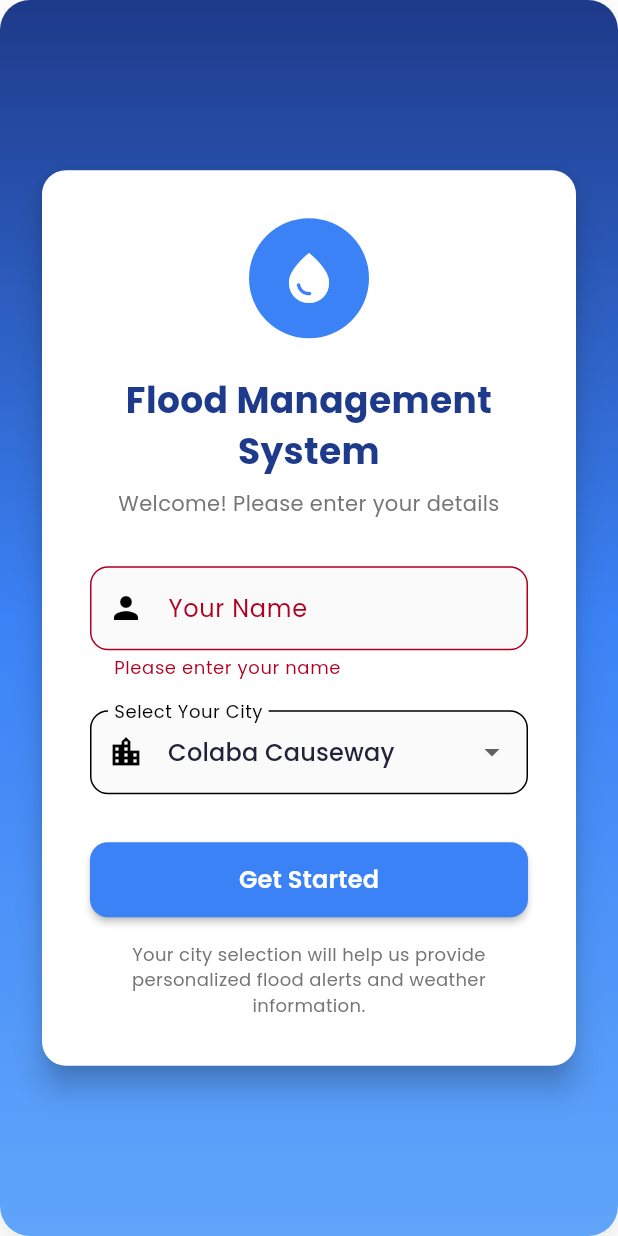
After one commit to AkashKeote/flood, a Flutter app: the screen it shows after launch, after a tap on "Get Started", on a phone screen of 412 x 824 dp. The commit adds this screen. Run offline on Flutter 3.47's test engine with Material 3 defaults, Android fonts, the light colour scheme and no system bars; our stand-ins replace google_fonts, google_maps_flutter, shared_preferences; accounts and stored records are empty; network calls fail.

Commit message:
Add complete authentication system with login, user management, and optimized data loading

```diff
--- a/lib/DashboardPage.dart
+++ b/lib/DashboardPage.dart
@@ -2,6 +2,7 @@ import 'package:flutter/material.dart';
 import 'package:google_fonts/google_fonts.dart';
 import 'models/flood_data.dart';
 import 'services/weather_service.dart';
+import 'services/user_service.dart';
 
 class DashboardPage extends StatefulWidget {
   const DashboardPage({super.key});
@@ -21,6 +22,9 @@ class _DashboardPageState extends State<DashboardPage> {
   void initState() {
     super.initState();
     _availableCities = WeatherService.getMumbaiCities();
+    _selectedCity = UserService.getSelectedCity().isNotEmpty
+        ? UserService.getSelectedCity()
+        : 'Andheri';
     _loadData();
   }
 
@@ -55,10 +59,11 @@ class _DashboardPageState extends State<DashboardPage> {
     _loadData();
   }
 
-  void _changeCity(String city) {
+  void _changeCity(String city) async {
     setState(() {
       _selectedCity = city;
     });
+    await UserService.updateSelectedCity(city);
     _loadData();
   }
 
@@ -89,7 +94,7 @@ class _DashboardPageState extends State<DashboardPage> {
                       crossAxisAlignment: CrossAxisAlignment.start,
                       children: [
                         Text(
-                          'Hello, Akash!\nStay safe this monsoon.',
+                          'Hello, ${UserService.getUserName().isNotEmpty ? UserService.getUserName() : 'User'}!\nStay safe this monsoon.',
                           style: GoogleFonts.poppins(
                             fontSize: 26,
                             fontWeight: FontWeight.bold,
--- /dev/null
+++ b/lib/LoginScreen.dart
@@ -0,0 +1,267 @@
+import 'package:flutter/material.dart';
+import 'package:google_fonts/google_fonts.dart';
+import 'services/user_service.dart';
+import 'services/weather_service.dart';
+import 'DashboardPage.dart';
+
+class LoginScreen extends StatefulWidget {
+  const LoginScreen({Key? key}) : super(key: key);
+
+  @override
+  State<LoginScreen> createState() => _LoginScreenState();
+}
+
+class _LoginScreenState extends State<LoginScreen> {
+  final _formKey = GlobalKey<FormState>();
+  final _nameController = TextEditingController();
+  String _selectedCity = '';
+  List<String> _availableCities = [];
+  bool _isLoading = false;
+
+  @override
+  void initState() {
+    super.initState();
+    _loadCities();
+  }
+
+  void _loadCities() {
+    _availableCities = WeatherService.getMumbaiCities();
+    if (_availableCities.isNotEmpty) {
+      _selectedCity = _availableCities[0];
+    }
+  }
+
+  Future<void> _login() async {
+    if (!_formKey.currentState!.validate()) return;
+
+    setState(() {
+      _isLoading = true;
+    });
+
+    try {
+      final success = await UserService.login(
+        _nameController.text.trim(),
+        _selectedCity,
+      );
+
+      if (success) {
+        if (mounted) {
+          Navigator.of(context).pushReplacement(
+            MaterialPageRoute(builder: (context) => const DashboardPage()),
+          );
+        }
+      } else {
+        if (mounted) {
+          ScaffoldMessenger.of(context).showSnackBar(
+            const SnackBar(
+              content: Text('Login failed. Please try again.'),
+              backgroundColor: Colors.red,
+            ),
+          );
+        }
+      }
+    } catch (e) {
+      if (mounted) {
+        ScaffoldMessenger.of(context).showSnackBar(
+          SnackBar(
+            content: Text('Error: $e'),
+            backgroundColor: Colors.red,
+          ),
+        );
+      }
+    } finally {
+      if (mounted) {
+        setState(() {
+          _isLoading = false;
+        });
+      }
+    }
+  }
+
+  @override
+  Widget build(BuildContext context) {
+    return Scaffold(
+      body: Container(
+        decoration: const BoxDecoration(
+          gradient: LinearGradient(
+            begin: Alignment.topCenter,
+            end: Alignment.bottomCenter,
+            colors: [
+              Color(0xFF1E3A8A),
+              Color(0xFF3B82F6),
+              Color(0xFF60A5FA),
+            ],
+          ),
+        ),
+        child: SafeArea(
+          child: Center(
+            child: SingleChildScrollView(
+              padding: const EdgeInsets.all(24.0),
+              child: Card(
+                elevation: 8,
+                shape: RoundedRectangleBorder(
+                  borderRadius: BorderRadius.circular(16),
+                ),
+                child: Padding(
+                  padding: const EdgeInsets.all(32.0),
+                  child: Form(
+                    key: _formKey,
+                    child: Column(
+                      mainAxisSize: MainAxisSize.min,
+                      children: [
+                        // App Logo/Icon
+                        Container(
+                          width: 80,
+                          height: 80,
+                          decoration: BoxDecoration(
+                            color: const Color(0xFF3B82F6),
+                            borderRadius: BorderRadius.circular(40),
+                          ),
+                          child: const Icon(
+                            Icons.water_drop,
+                            size: 40,
+                            color: Colors.white,
+                          ),
+                        ),
+                        const SizedBox(height: 24),
+
+                        // Title
+                        Text(
+                          'Flood Management System',
+                          style: GoogleFonts.poppins(
+                            fontSize: 24,
+                            fontWeight: FontWeight.bold,
+                            color: const Color(0xFF1E3A8A),
+                          ),
+                          textAlign: TextAlign.center,
+                        ),
+                        const SizedBox(height: 8),
+
+                        Text(
+                          'Welcome! Please enter your details',
+                          style: GoogleFonts.poppins(
+                            fontSize: 14,
+                            color: Colors.grey[600],
+                          ),
+                          textAlign: TextAlign.center,
+                        ),
+                        const SizedBox(height: 32),
+
+                        // Name Field
+                        TextFormField(
+                          controller: _nameController,
+                          decoration: InputDecoration(
+                            labelText: 'Your Name',
+                            hintText: 'Enter your full name',
+                            prefixIcon: const Icon(Icons.person),
+                            border: OutlineInputBorder(
+                              borderRadius: BorderRadius.circular(12),
+                            ),
+                            filled: true,
+                            fillColor: Colors.grey[50],
+                          ),
+                          validator: (value) {
+                            if (value == null || value.trim().isEmpty) {
+                              return 'Please enter your name';
+                            }
+                            return null;
+                          },
+                        ),
+                        const SizedBox(height: 20),
+
+                        // City Selection
+                        DropdownButtonFormField<String>(
+                          value: _selectedCity.isNotEmpty ? _selectedCity : null,
+                          decoration: InputDecoration(
+                            labelText: 'Select Your City',
+                            hintText: 'Choose your city',
+                            prefixIcon: const Icon(Icons.location_city),
+                            border: OutlineInputBorder(
+                              borderRadius: BorderRadius.circular(12),
+                            ),
+                            filled: true,
+                            fillColor: Colors.grey[50],
+                          ),
+                          items: _availableCities.map((String city) {
+                            return DropdownMenuItem<String>(
+                              value: city,
+                              child: Text(city),
+                            );
+                          }).toList(),
+                          onChanged: (String? newValue) {
+                            setState(() {
+                              _selectedCity = newValue ?? '';
+                            });
+                          },
+                          validator: (value) {
+                            if (value == null || value.isEmpty) {
+                              return 'Please select a city';
+                            }
+                            return null;
+                          },
+                        ),
+                        const SizedBox(height: 32),
+
+                        // Login Button
+                        SizedBox(
+                          width: double.infinity,
+                          height: 50,
+                          child: ElevatedButton(
+                            onPressed: _isLoading ? null : _login,
+                            style: ElevatedButton.styleFrom(
+                              backgroundColor: const Color(0xFF3B82F6),
+                              foregroundColor: Colors.white,
+                              shape: RoundedRectangleBorder(
+                                borderRadius: BorderRadius.circular(12),
+                              ),
+                              elevation: 2,
+                            ),
+                            child: _isLoading
+                                ? const SizedBox(
+                                    width: 20,
+                                    height: 20,
+                                    child: CircularProgressIndicator(
+                                      strokeWidth: 2,
+                                      valueColor: AlwaysStoppedAnimation<Color>(
+                                        Colors.white,
+                                      ),
+                                    ),
+                                  )
+                                : Text(
+                                    'Get Started',
+                                    style: GoogleFonts.poppins(
+                                      fontSize: 16,
+                                      fontWeight: FontWeight.w600,
+                                    ),
+                                  ),
+                          ),
+                        ),
+                        const SizedBox(height: 16),
+
+                        // Info Text
+                        Text(
+                          'Your city selection will help us provide personalized flood alerts and weather information.',
+                          style: GoogleFonts.poppins(
+                            fontSize: 12,
+                            color: Colors.grey[600],
+                          ),
+                          textAlign: TextAlign.center,
+                        ),
+                      ],
+                    ),
+                  ),
+                ),
+              ),
+            ),
+          ),
+        ),
+      ),
+    );
+  }
+
+  @override
+  void dispose() {
+    _nameController.dispose();
+    super.dispose();
+  }
+}
--- a/lib/main.dart
+++ b/lib/main.dart
@@ -8,8 +8,12 @@ import 'ProfilePage.dart';
 import 'dart:ui';
 import 'package:google_fonts/google_fonts.dart';
 import 'SplashScreen.dart';
+import 'LoginScreen.dart';
+import 'services/user_service.dart';
 
-void main() {
+void main() async {
+  WidgetsFlutterBinding.ensureInitialized();
+  await UserService.initialize();
   runApp(const FloodManagementApp());
 }
 
@@ -57,8 +61,31 @@ class FloodManagementApp extends StatelessWidget {
           foregroundColor: Color(0xFF22223B),
         ),
       ),
-      home: const ResponsiveWrapper(child: SplashScreen()),
+      home: const ResponsiveWrapper(child: AuthWrapper()),
       debugShowCheckedModeBanner: false,
+    );
+  }
+}
+
+class AuthWrapper extends StatelessWidget {
+  const AuthWrapper({super.key});
+
+  @override
+  Widget build(BuildContext context) {
+    return FutureBuilder<bool>(
+      future: Future.delayed(const Duration(seconds: 2), () => UserService.isLoggedIn),
+      builder: (context, snapshot) {
+        if (snapshot.connectionState == ConnectionState.waiting) {
+          return const SplashScreen();
+        }
+
+        final isLoggedIn = snapshot.data ?? false;
+        if (isLoggedIn) {
+          return const DashboardMaterial();
+        } else {
+          return const LoginScreen();
+        }
+      },
     );
   }
 }
--- /dev/null
+++ b/lib/models/user_data.dart
@@ -0,0 +1,60 @@
+class UserData {
+  final String name;
+  final String selectedCity;
+  final String? email;
+  final DateTime lastLogin;
+  final bool isLoggedIn;
+
+  UserData({
+    required this.name,
+    required this.selectedCity,
+    this.email,
+    required this.lastLogin,
+    required this.isLoggedIn,
+  });
+
+  UserData copyWith({
+    String? name,
+    String? selectedCity,
+    String? email,
+    DateTime? lastLogin,
+    bool? isLoggedIn,
+  }) {
+    return UserData(
+      name: name ?? this.name,
+      selectedCity: selectedCity ?? this.selectedCity,
+      email: email ?? this.email,
+      lastLogin: lastLogin ?? this.lastLogin,
+      isLoggedIn: isLoggedIn ?? this.isLoggedIn,
+    );
+  }
+
+  Map<String, dynamic> toJson() {
+    return {
+      'name': name,
+      'selectedCity': selectedCity,
+      'email': email,
+      'lastLogin': lastLogin.toIso8601String(),
+      'isLoggedIn': isLoggedIn,
+    };
+  }
+
+  factory UserData.fromJson(Map<String, dynamic> json) {
+    return UserData(
+      name: json['name'] ?? '',
+      selectedCity: json['selectedCity'] ?? '',
+      email: json['email'],
+      lastLogin: DateTime.parse(json['lastLogin']),
+      isLoggedIn: json['isLoggedIn'] ?? false,
+    );
+  }
+
+  factory UserData.empty() {
+    return UserData(
+      name: '',
+      selectedCity: '',
+      lastLogin: DateTime.now(),
+      isLoggedIn: false,
+    );
+  }
+}
--- /dev/null
+++ b/lib/services/user_service.dart
@@ -0,0 +1,126 @@
+import 'dart:convert';
+import 'package:shared_preferences/shared_preferences.dart';
+import '../models/user_data.dart';
+
+class UserService {
+  static const String _userKey = 'user_data';
+  static const String _isLoggedInKey = 'is_logged_in';
+
+  static UserData? _currentUser;
+  static bool _isInitialized = false;
+
+  // Get current user
+  static UserData? get currentUser => _currentUser;
+
+  // Check if user is logged in
+  static bool get isLoggedIn => _currentUser?.isLoggedIn ?? false;
+
+  // Initialize user service
+  static Future<void> initialize() async {
+    if (_isInitialized) return;
+
+    await _loadUserData();
+    _isInitialized = true;
+  }
+
+  // Load user data from storage
+  static Future<void> _loadUserData() async {
+    try {
+      final prefs = await SharedPreferences.getInstance();
+      final userJson = prefs.getString(_userKey);
+
+      if (userJson != null) {
+        final userMap = json.decode(userJson);
+        _currentUser = UserData.fromJson(userMap);
+      } else {
+        _currentUser = UserData.empty();
+      }
+    } catch (e) {
+      _currentUser = UserData.empty();
+    }
+  }
+
+  // Save user data to storage
+  static Future<void> _saveUserData() async {
+    try {
+      final prefs = await SharedPreferences.getInstance();
+      if (_currentUser != null) {
+        final userJson = json.encode(_currentUser!.toJson());
+        await prefs.setString(_userKey, userJson);
+        await prefs.setBool(_isLoggedInKey, _currentUser!.isLoggedIn);
+      }
+    } catch (e) {
+      print('Error saving user data: $e');
+    }
+  }
+
+  // Login user
+  static Future<bool> login(String name, String city) async {
+    try {
+      _currentUser = UserData(
+        name: name,
+        selectedCity: city,
+        lastLogin: DateTime.now(),
+        isLoggedIn: true,
+      );
+
+      await _saveUserData();
+      return true;
+    } catch (e) {
+      print('Error during login: $e');
+      return false;
+    }
+  }
+
+  // Logout user
+  static Future<void> logout() async {
+    try {
+      _currentUser = UserData.empty();
+      await _saveUserData();
+    } catch (e) {
+      print('Error during logout: $e');
+    }
+  }
+
+  // Update user's selected city
+  static Future<void> updateSelectedCity(String city) async {
+    if (_currentUser != null) {
+      _currentUser = _currentUser!.copyWith(selectedCity: city);
+      await _saveUserData();
+    }
+  }
+
+  // Update user profile
+  static Future<void> updateProfile(String name, String city) async {
+    if (_currentUser != null) {
+      _currentUser = _currentUser!.copyWith(
+        name: name,
+        selectedCity: city,
+        lastLogin: DateTime.now(),
+      );
+      await _saveUserData();
+    }
+  }
+
+  // Get user's selected city
+  static String getSelectedCity() {
+    return _currentUser?.selectedCity ?? '';
+  }
+
+  // Get user's name
+  static String getUserName() {
+    return _currentUser?.name ?? '';
+  }
+
+  // Clear all user data
+  static Future<void> clearUserData() async {
+    try {
+      final prefs = await SharedPreferences.getInstance();
+      await prefs.remove(_userKey);
+      await prefs.remove(_isLoggedInKey);
+      _currentUser = UserData.empty();
+    } catch (e) {
+      print('Error clearing user data: $e');
+    }
+  }
+}
--- a/pubspec.yaml
+++ b/pubspec.yaml
@@ -37,6 +37,7 @@ dependencies:
   google_fonts: ^6.3.0
   google_maps_flutter: ^2.12.3
   http: ^1.1.0
+  shared_preferences: ^2.2.2
 
 dev_dependencies:
   flutter_test:
```
Also changed, not shown: lib/ProfilePage.dart (+42 -4 lines), assets/fonts/MaterialIcons-Regular.otf, pubspec.lock, 5 other files.
